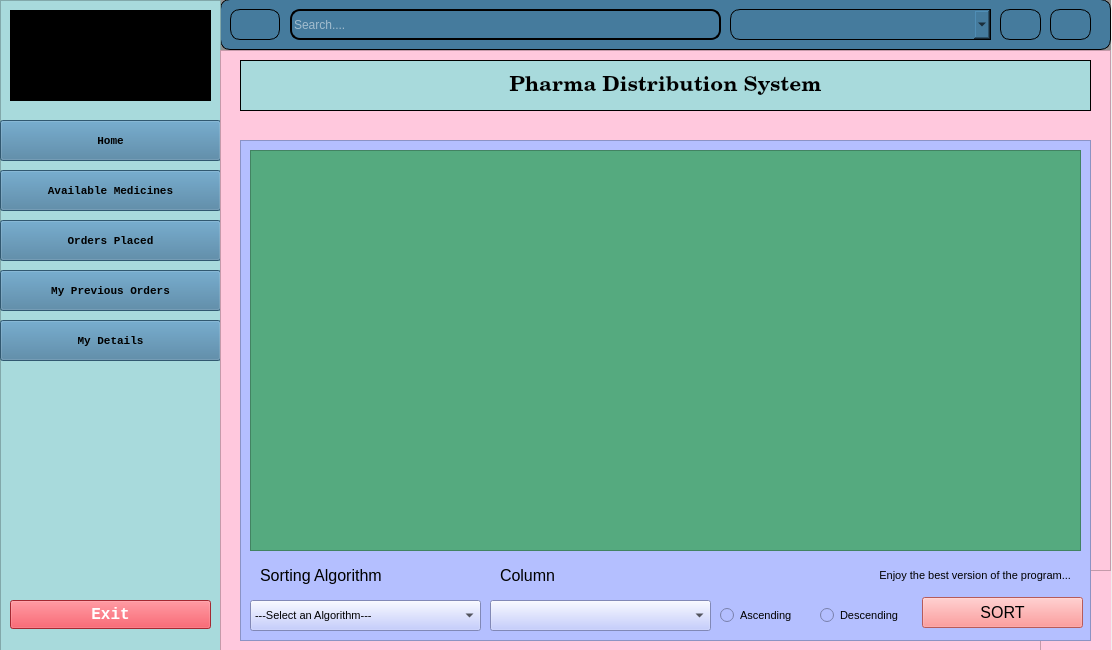
The window that ui/ui/User.ui (saqlainrai/DSA-Final-Project) describes before a commit, drawn with Qt 5.
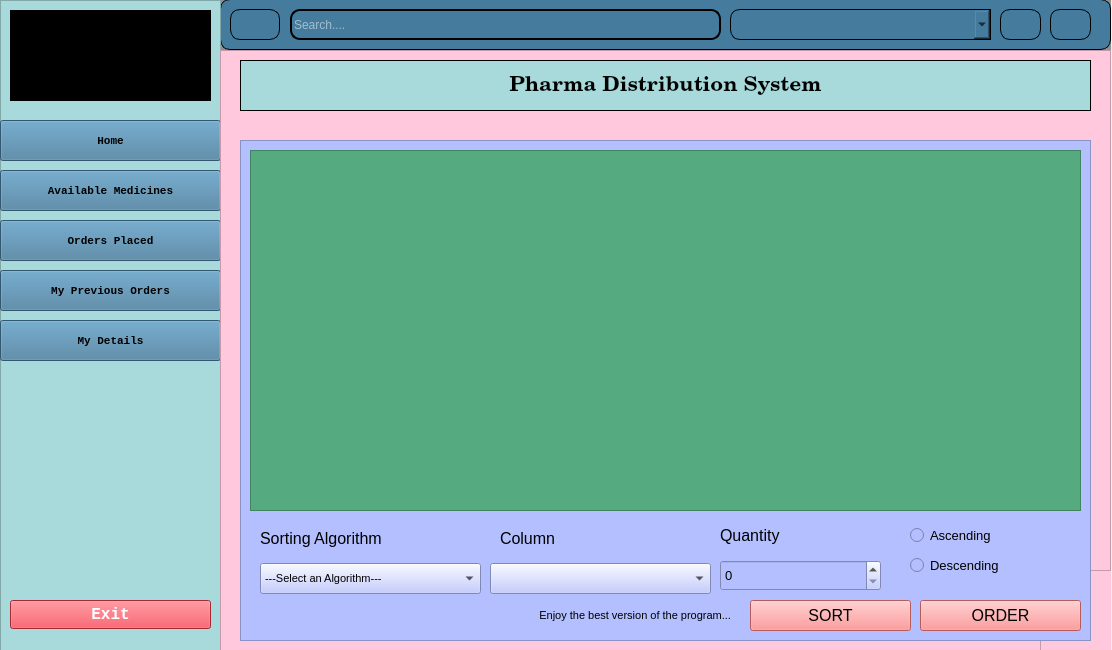
The same window after the commit. Icons and pictures are not drawn.

Commit message: Added feature to place orders

What changed in the file:
```diff
--- a/ui/ui/User.ui
+++ b/ui/ui/User.ui
@@ -538,7 +538,7 @@
          <x>10</x>
          <y>10</y>
          <width>831</width>
-         <height>401</height>
+         <height>361</height>
         </rect>
        </property>
        <property name="styleSheet">
@@ -548,9 +548,9 @@
       <widget class="QComboBox" name="comboAlgos">
        <property name="geometry">
         <rect>
-         <x>10</x>
-         <y>460</y>
-         <width>231</width>
+         <x>20</x>
+         <y>423</y>
+         <width>221</width>
          <height>31</height>
         </rect>
        </property>
@@ -604,7 +604,7 @@
        <property name="geometry">
         <rect>
          <x>250</x>
-         <y>460</y>
+         <y>423</y>
          <width>221</width>
          <height>31</height>
         </rect>
@@ -613,8 +613,8 @@
       <widget class="QPushButton" name="btnSort">
        <property name="geometry">
         <rect>
-         <x>682</x>
-         <y>457</y>
+         <x>510</x>
+         <y>460</y>
          <width>161</width>
          <height>31</height>
         </rect>
@@ -646,15 +646,15 @@
       <widget class="QRadioButton" name="radioAsc">
        <property name="geometry">
         <rect>
-         <x>480</x>
-         <y>460</y>
-         <width>95</width>
+         <x>670</x>
+         <y>380</y>
+         <width>151</width>
          <height>31</height>
         </rect>
        </property>
        <property name="font">
         <font>
-         <pointsize>8</pointsize>
+         <pointsize>10</pointsize>
          <weight>50</weight>
          <bold>false</bold>
         </font>
@@ -666,15 +666,15 @@
       <widget class="QRadioButton" name="radioDes">
        <property name="geometry">
         <rect>
-         <x>580</x>
-         <y>460</y>
-         <width>91</width>
+         <x>670</x>
+         <y>410</y>
+         <width>141</width>
          <height>31</height>
         </rect>
        </property>
        <property name="font">
         <font>
-         <pointsize>8</pointsize>
+         <pointsize>10</pointsize>
          <weight>50</weight>
          <bold>false</bold>
         </font>
@@ -687,7 +687,7 @@
        <property name="geometry">
         <rect>
          <x>20</x>
-         <y>420</y>
+         <y>383</y>
          <width>181</width>
          <height>31</height>
         </rect>
@@ -705,7 +705,7 @@
        <property name="geometry">
         <rect>
          <x>260</x>
-         <y>420</y>
+         <y>383</y>
          <width>131</width>
          <height>31</height>
         </rect>
@@ -722,9 +722,9 @@
       <widget class="QLabel" name="labelComments">
        <property name="geometry">
         <rect>
-         <x>390</x>
-         <y>420</y>
-         <width>441</width>
+         <x>20</x>
+         <y>460</y>
+         <width>471</width>
          <height>31</height>
         </rect>
        </property>
@@ -740,6 +740,75 @@
         <set>Qt::AlignRight|Qt::AlignTrailing|Qt::AlignVCenter</set>
        </property>
       </widget>
+      <widget class="QLabel" name="label_3">
+       <property name="geometry">
+        <rect>
+         <x>480</x>
+         <y>380</y>
+         <width>91</width>
+         <height>31</height>
+        </rect>
+       </property>
+       <property name="font">
+        <font>
+         <pointsize>12</pointsize>
+        </font>
+       </property>
+       <property name="text">
+        <string>Quantity</string>
+       </property>
+      </widget>
+      <widget class="QSpinBox" name="spinQuantity">
+       <property name="geometry">
+        <rect>
+         <x>480</x>
+         <y>420</y>
+         <width>161</width>
+         <height>31</height>
+        </rect>
+       </property>
+       <property name="font">
+        <font>
+         <pointsize>10</pointsize>
+        </font>
+       </property>
+       <property name="maximum">
+        <number>10</number>
+       </property>
+      </widget>
+      <widget class="QPushButton" name="btnOrder">
+       <property name="geometry">
+        <rect>
+         <x>680</x>
+         <y>460</y>
+         <width>161</width>
+         <height>31</height>
+        </rect>
+       </property>
+       <property name="font">
+        <font>
+         <pointsize>12</pointsize>
+        </font>
+       </property>
+       <property name="styleSheet">
+        <string notr="true">QPushButton {
+    background-color: #ff7f7f; 
+    color: black;
+}
+
+QPushButton:hover {
+    background-color: #f56969;
+}
+
+QPushButton:pressed {
+    background-color: #ff7f7f; 
+}
+</string>
+       </property>
+       <property name="text">
+        <string>ORDER</string>
+       </property>
+      </widget>
      </widget>
     </widget>
    </widget>
```
The commit also changes 6 other files.
